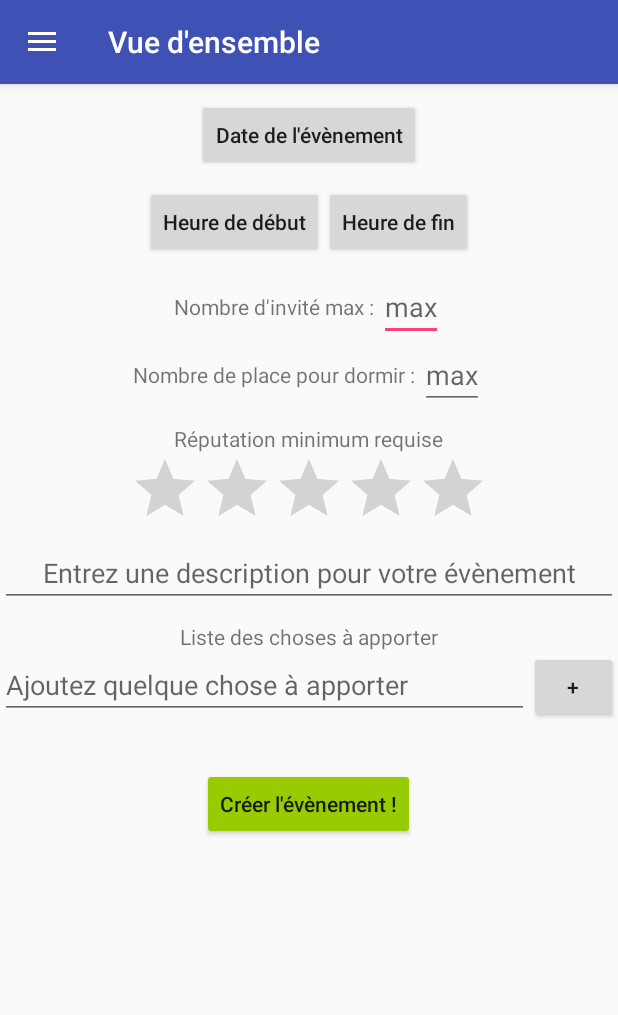
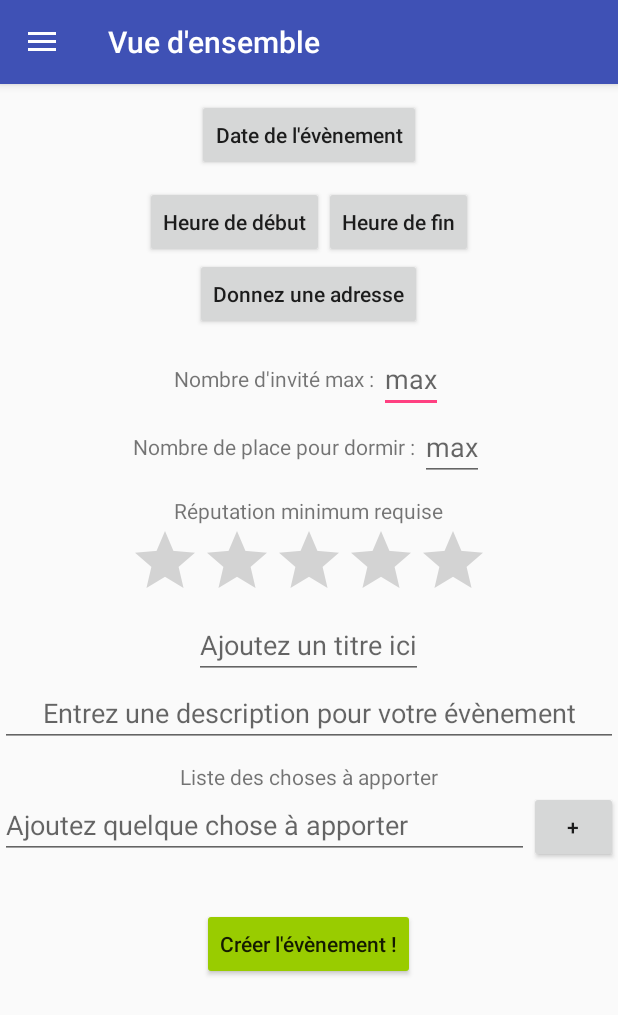
Before and after one commit to Quego/8INF872, an Android app: the fragment CreateEventFragment placed in its activity, after a tap on "Créer l'évènement !", on a phone screen of 412 x 824 dp. Shown: the top 1015 px of the screen. Run offline under Robolectric (Android 15) with nearby library versions, the phone set to English and light mode, and no system bars; libraries missing offline, so code that uses them is left out: com.facebook, com.facebook.login; 5 statements that could not run were skipped.

Commit message:
change Create event layout

```diff
--- a/B-For/app/src/main/java/bfor8inf972/b_for/representation/Party.java
+++ b/B-For/app/src/main/java/bfor8inf972/b_for/representation/Party.java
@@ -210,4 +210,17 @@ public class Party implements Serializable {
     public void setMinimumStars(int minimumStars) {
         this.minimumStars = minimumStars;
     }
+
+    public boolean validateImportantFields() {
+
+        //TODO check fields when they're added
+        if (getStartingHour() == null || getStartingHour().equals("")
+                || getFinishingHour() == null || getFinishingHour().equals("")
+                || getTitle() == null || getTitle().equals("")
+                || getMaxPeople() == 0
+                || getLocalization() == null)
+            return false;
+
+        return true;
+    }
 }
--- a/B-For/app/src/main/java/bfor8inf972/b_for/view/Fragments/CreateEventFragment.java
+++ b/B-For/app/src/main/java/bfor8inf972/b_for/view/Fragments/CreateEventFragment.java
@@ -7,12 +7,15 @@ import android.support.v4.app.Fragment;
 import android.view.LayoutInflater;
 import android.view.View;
 import android.view.ViewGroup;
+import android.widget.AutoCompleteTextView;
 import android.widget.Button;
 import android.widget.EditText;
-import android.widget.HeaderViewListAdapter;
 import android.widget.ListView;
+import android.widget.RatingBar;
+import android.widget.Toast;
 
 import java.util.ArrayList;
+import java.util.Date;
 
 import bfor8inf972.b_for.R;
 import bfor8inf972.b_for.Utils.OnClickUtils;
@@ -24,10 +27,17 @@ public class CreateEventFragment extends Fragment {
     Button date;
     Button beginHour;
     Button endHour;
+    EditText maxPeople;
+    EditText maxSleepinPeople;
+    RatingBar recquiredStars;
+    AutoCompleteTextView detailsField;
+
     RemovableRowAdapter removableRowAdapter;
     ListView itemsToBring;
     ArrayList<String> listItems;
+
     private OnFragmentInteractionListener mListener;
+
     public CreateEventFragment() {
         // Required empty public constructor
     }
@@ -56,6 +66,13 @@ public class CreateEventFragment extends Fragment {
 
         View myFragmentView = inflater.inflate(R.layout.fragment_create_event, container, false);
 
+        //Get views to get values later
+        maxPeople = (EditText) myFragmentView.findViewById(R.id.max_guest);
+        maxSleepinPeople = (EditText) myFragmentView.findViewById(R.id.max_sleeping_guest);
+        recquiredStars = (RatingBar) myFragmentView.findViewById(R.id.ratingBar);
+        detailsField = (AutoCompleteTextView) myFragmentView.findViewById(R.id.details);
+
+
         //Handle date button
         date = (Button) myFragmentView.findViewById(R.id.select_date);
         date.setOnClickListener(new OnClickUtils().createDatePickerListener(getContext(), date));
@@ -65,7 +82,7 @@ public class CreateEventFragment extends Fragment {
         beginHour.setOnClickListener(new OnClickUtils().createTimePickerListener(getContext(), beginHour));
 
         //Handle end Time button
-         endHour = (Button) myFragmentView.findViewById(R.id.select_time_end);
+        endHour = (Button) myFragmentView.findViewById(R.id.select_time_end);
         endHour.setOnClickListener(new OnClickUtils().createTimePickerListener(getContext(), endHour));
 
         //Handle list items to bring
@@ -74,7 +91,6 @@ public class CreateEventFragment extends Fragment {
 
         itemsToBring = (ListView) myFragmentView.findViewById(R.id.itemsToBring);
         itemsToBring.setAdapter(removableRowAdapter);
-
 
         //Handle footer button
         View footer = (View) myFragmentView.inflate(getContext(), R.layout.removable_list_footer, null);
@@ -89,7 +105,7 @@ public class CreateEventFragment extends Fragment {
             public void onClick(View v) {
                 //add string to listView
                 String addedItem = addEditText.getText().toString();
-                if(!addedItem.trim().equals("")) {
+                if (!addedItem.trim().equals("")) {
                     listItems.add(addEditText.getText().toString());
                     removableRowAdapter.setListViewHeight(itemsToBring);
                     addEditText.setText("");
@@ -105,14 +121,37 @@ public class CreateEventFragment extends Fragment {
         createEvent.setOnClickListener(new View.OnClickListener() {
             @Override
             public void onClick(View v) {
+
                 //TODO Set party and send it to API
                 Party p = new Party();
+                //TODO add date
+                //p.setDate(date.getText());
+                p.setMaxPeople(Integer.parseInt(maxPeople.getText().toString()));
+                //TODO add maxSleeping
+                //p.setMaxPeopleSleeping(Integer.parseInt(maxSleepinPeople.getText().toString()));
+                p.setStartingHour(beginHour.getText().toString());
+                p.setFinishingHour(endHour.getText().toString());
+                p.setCreationTime(new Date().toString());
+                //TODO create listMissing
+                //p.setListMissing();
+                //Todo setMinimumStars is Float
+                //p.setMinimumStars(recquiredStars.getRating());
+                //TODO add details
+                //p.setDetails(detailsField.getText().toString();
+                //TODO add connected user
+                //p.setUser();
+
+                if (p.validateImportantFields()) {
+                    //TODO speak with API
+                } else {
+                    Toast toast = Toast.makeText(v.getContext(), "Veuillez compléter tous les champs ", Toast.LENGTH_LONG);
+                    toast.show();
+                }
             }
         });
 
         return myFragmentView;
     }
-
 
 
     @Override
--- a/B-For/app/src/main/res/layout/fragment_create_event.xml
+++ b/B-For/app/src/main/res/layout/fragment_create_event.xml
@@ -51,6 +51,14 @@
                 android:textAllCaps="false" />
 
         </LinearLayout>
+
+        <Button
+            android:id="@+id/location_button"
+            android:layout_width="wrap_content"
+            android:layout_height="wrap_content"
+            android:text="Donnez une adresse"
+            android:layout_gravity="center"
+            android:textAllCaps="false" />
 
         <LinearLayout
             android:layout_width="wrap_content"
@@ -118,6 +126,15 @@
             android:layout_gravity="center" />
 
 
+        <EditText
+            android:id="@+id/title"
+            android:layout_width="wrap_content"
+            android:layout_height="match_parent"
+            android:layout_gravity="center"
+            android:hint="Ajoutez un titre ici"
+            android:inputType="number"
+            android:maxLength="30" />
+
         <AutoCompleteTextView
             android:id="@+id/details"
             android:layout_width="match_parent"
```
